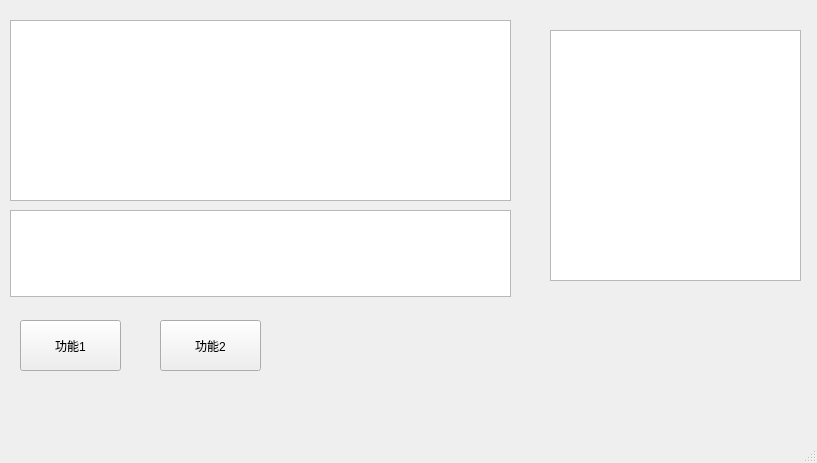
The window that easyssh/pagecmd.ui (orange2c/easyssh) describes before a commit, drawn with Qt 5.
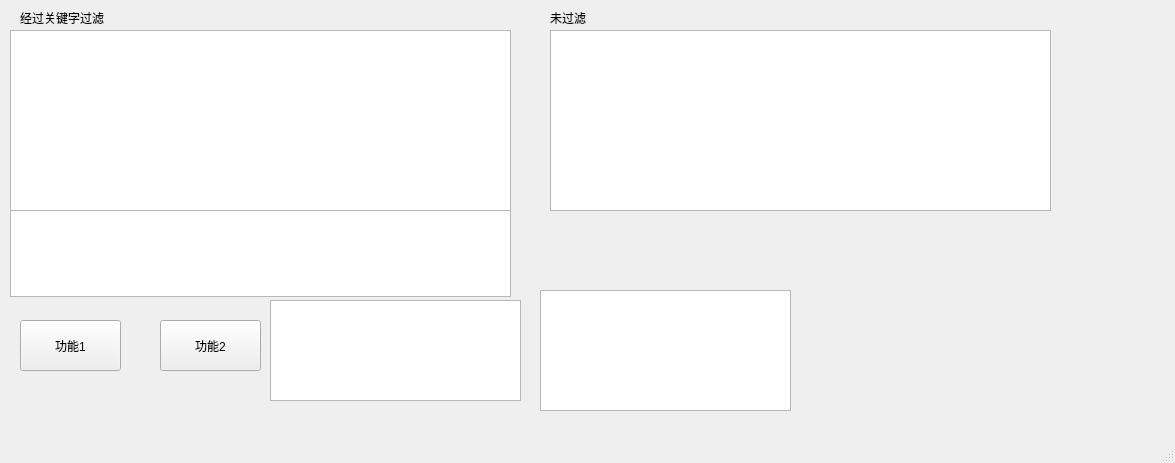
The same window after the commit.

Commit message: 保存，仍在修改显示退格

```diff
--- a/easyssh/pagecmd.ui
+++ b/easyssh/pagecmd.ui
@@ -6,7 +6,7 @@
    <rect>
     <x>0</x>
     <y>0</y>
-    <width>817</width>
+    <width>1175</width>
     <height>463</height>
    </rect>
   </property>
@@ -18,7 +18,7 @@
     <property name="geometry">
      <rect>
       <x>10</x>
-      <y>20</y>
+      <y>30</y>
       <width>501</width>
       <height>181</height>
      </rect>
@@ -66,11 +66,60 @@
    <widget class="QTextEdit" name="log">
     <property name="geometry">
      <rect>
+      <x>270</x>
+      <y>300</y>
+      <width>251</width>
+      <height>101</height>
+     </rect>
+    </property>
+   </widget>
+   <widget class="QTextEdit" name="ascii">
+    <property name="geometry">
+     <rect>
+      <x>540</x>
+      <y>290</y>
+      <width>251</width>
+      <height>121</height>
+     </rect>
+    </property>
+   </widget>
+   <widget class="QTextEdit" name="Edit_show2">
+    <property name="geometry">
+     <rect>
       <x>550</x>
       <y>30</y>
-      <width>251</width>
-      <height>251</height>
+      <width>501</width>
+      <height>181</height>
      </rect>
+    </property>
+    <property name="readOnly">
+     <bool>true</bool>
+    </property>
+   </widget>
+   <widget class="QLabel" name="label">
+    <property name="geometry">
+     <rect>
+      <x>550</x>
+      <y>10</y>
+      <width>72</width>
+      <height>15</height>
+     </rect>
+    </property>
+    <property name="text">
+     <string>未过滤</string>
+    </property>
+   </widget>
+   <widget class="QLabel" name="label_2">
+    <property name="geometry">
+     <rect>
+      <x>20</x>
+      <y>10</y>
+      <width>211</width>
+      <height>16</height>
+     </rect>
+    </property>
+    <property name="text">
+     <string>经过关键字过滤</string>
     </property>
    </widget>
    <zorder>Edit_write</zorder>
```
Left out of the diff: 6 changed lines with no effect on the pictures. The commit also changes 2 other files.
